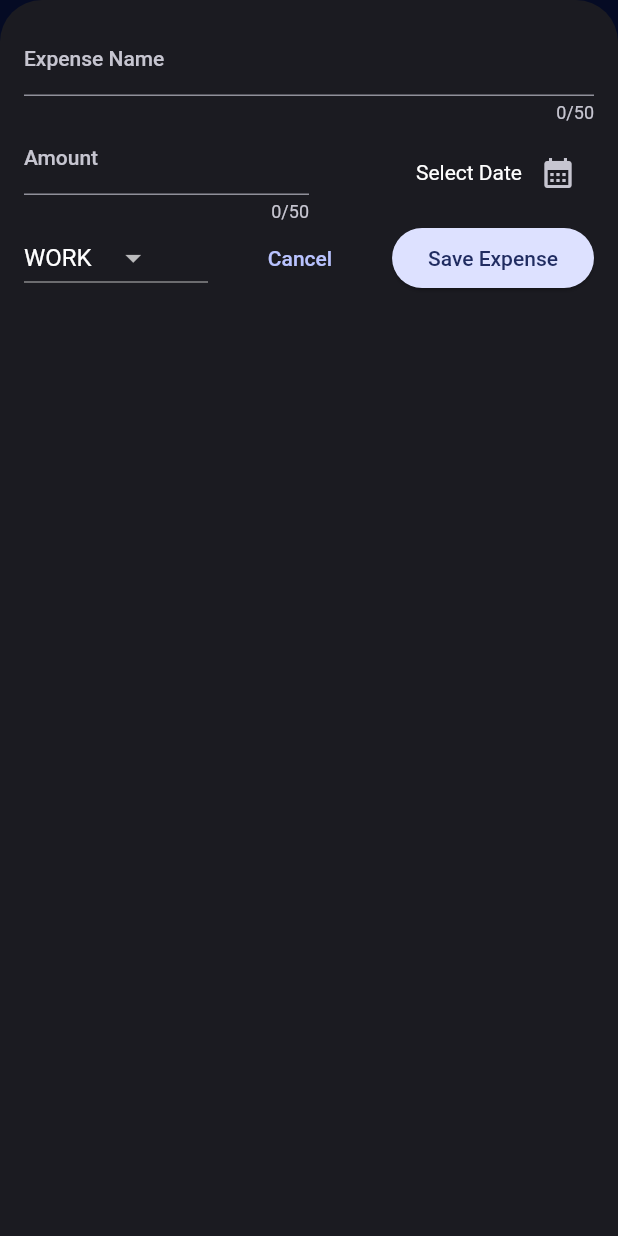
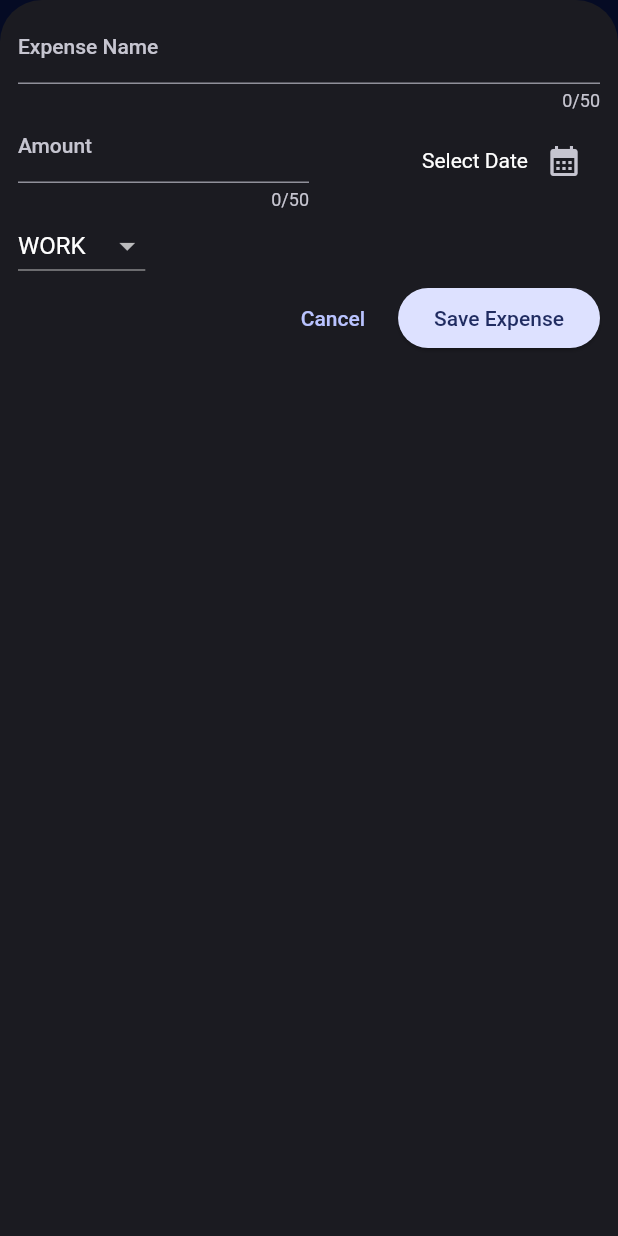
Before and after one commit to kealohigrondin/expense_tracker, a Flutter app: the screen it shows after launch, after a tap on the "add" icon, on a phone screen of 412 x 824 dp. Run offline on Flutter 3.47's test engine with Material 2 defaults, Android fonts, the phone set to English and light mode, and no system bars; missing offline and left inert: uuid_type.

Commit message:
final edits

```diff
--- a/lib/components/expense_modal.dart
+++ b/lib/components/expense_modal.dart
@@ -62,28 +62,21 @@ class _ExpenseModalState extends State<ExpenseModal> {
 
   @override
   Widget build(BuildContext context) {
-    return Container(
-      padding: const EdgeInsets.all(16),
-      child: Column(
-        children: [
-          TextField(
+    final keyboardHeight = MediaQuery.of(context).viewInsets.bottom;
+
+    var nameField = TextField(
       maxLength: 50,
       decoration: const InputDecoration(label: Text('Expense Name')),
       controller: _titleController,
-          ),
-          Row(
-            children: [
-              Expanded(
-                child: TextField(
+    );
+    var amountField = TextField(
       keyboardType: TextInputType.number,
       maxLength: 50,
-                  decoration: const InputDecoration(
-                      label: Text('Amount'), prefixText: '\$'),
+      decoration:
+          const InputDecoration(label: Text('Amount'), prefixText: '\$'),
       controller: _amountController,
-                ),
-              ),
-              Expanded(
-                  child: Row(
+    );
+    var datePicker = Row(
       mainAxisAlignment: MainAxisAlignment.end,
       children: [
         Text(_selectedDate == null
@@ -93,19 +86,13 @@ class _ExpenseModalState extends State<ExpenseModal> {
             onPressed: _presentDatePicker,
             icon: const Icon(Icons.calendar_month))
       ],
-              )),
-            ],
-          ),
-          Row(
-            children: [
-              Expanded(
-                child: DropdownButton(
+    );
+    var categoryDropdown = DropdownButton(
         value: _selectedCategory,
         items: Category.values
             .map((category) => DropdownMenuItem(
                 value: category,
-                            child:
-                                Text(category.name.toString().toUpperCase())))
+                child: Text(category.name.toString().toUpperCase())))
             .toList(),
         onChanged: (value) {
           print(value);
@@ -115,23 +102,76 @@ class _ExpenseModalState extends State<ExpenseModal> {
           setState(() {
             _selectedCategory = value;
           });
-                    }),
-              ),
-              Expanded(
-                child: TextButton(
+        });
+    var navigationRow = Row(
+      mainAxisAlignment: MainAxisAlignment.end,
+      children: [
+        TextButton(
             onPressed: () {
               Navigator.pop(context);
             },
             child: const Text("Cancel")),
-              ),
+        const SizedBox(width: 10),
         ElevatedButton(
-                  onPressed: _submitExpenseData,
-                  child: const Text('Save Expense'))
+            onPressed: _submitExpenseData, child: const Text('Save Expense'))
       ],
-          )
+    );
+
+
+
+
+    var portraitExpenseModal = Column(
+      children: [
+        nameField,
+        Row(
+          children: [
+            Expanded(child: amountField),
+            Expanded(child: datePicker),
           ],
         ),
+        Row(children: [categoryDropdown]),
+        navigationRow
+      ],
     );
+
+    var landscapeExpenseModal = Column(
+      children: [
+        Row(
+          crossAxisAlignment: CrossAxisAlignment.start,
+          children: [
+            Expanded(child: nameField),
+            const SizedBox(width: 10),
+            Expanded(child: amountField),
+          ],
+        ),
+        Row(
+          children: [
+            categoryDropdown,
+            Expanded(child: datePicker),
+          ],
+        ),
+        navigationRow
+      ],
+    );
+
+
+
+
+
+
+    return LayoutBuilder(builder: (ctx, constraints) {
+      final width = constraints.maxWidth;
+
+      return SizedBox(
+        height: double.infinity,
+        child: SingleChildScrollView(
+          child: Padding(
+              padding: EdgeInsets.fromLTRB(12, 8, 12, keyboardHeight + 4),
+              child:
+                  width <= 600 ? portraitExpenseModal : landscapeExpenseModal),
+        ),
+      );
+    });
   }
 
   @override
--- a/lib/expenses_screen.dart
+++ b/lib/expenses_screen.dart
@@ -64,6 +64,7 @@ class _ExpensesScreenState extends State<ExpensesScreen> {
 
   @override
   Widget build(BuildContext context) {
+    final width = MediaQuery.of(context).size.width;
     return Scaffold(
         appBar: AppBar(
           title: const Text("Expense Tracker"),
@@ -72,19 +73,31 @@ class _ExpensesScreenState extends State<ExpensesScreen> {
                 onPressed: _openAddExpenseModal, icon: const Icon(Icons.add))
           ],
         ),
-        body: _registeredExpenses
-                .isNotEmpty //only show expense list if it isn't empty
+        body: width < 600 //only show expense list if it isn't empty
             ? Column(
                 children: [
                   Chart(expenses: _registeredExpenses),
-                  Expanded(
-                      child: ExpenseList(
-                          expenses: _registeredExpenses,
-                          onRemoveExpense: _removeExpense))
+                  _registeredExpenses.isNotEmpty
+                      ? Expanded(
+                          child: ExpenseList(
+                              expenses: _registeredExpenses,
+                              onRemoveExpense: _removeExpense))
+                      : const Center(
+                          child: Text('No expenses found, add some above.'),
+                        )
                 ],
               )
-            : const Center(
-                child: Text('No expenses found, add some above.'),
+            : Row(
+                children: [
+                  Expanded(child: Chart(expenses: _registeredExpenses)),
+                  _registeredExpenses.isNotEmpty
+                      ? Expanded(
+                          child: ExpenseList(
+                              expenses: _registeredExpenses,
+                              onRemoveExpense: _removeExpense))
+                      : const Center(
+                          child: Text('No expenses found, add some above.')),
+                ],
               ));
   }
 }
--- a/lib/main.dart
+++ b/lib/main.dart
@@ -1,7 +1,13 @@
 import 'package:expense_tracker/expenses_screen.dart';
 import 'package:flutter/material.dart';
+//import 'package:flutter/services.dart';
 
 void main() {
+  //make sure locking orientation then running app actually works
+  // WidgetsFlutterBinding.ensureInitialized();
+  //only allow portrait mode then run app
+  // SystemChrome.setPreferredOrientations([DeviceOrientation.portraitUp])
+  //    .then((fn) => runApp(const MainApp()));
   runApp(const MainApp());
 }
 
```
Lines whose indentation alone changed are shown as unchanged.
